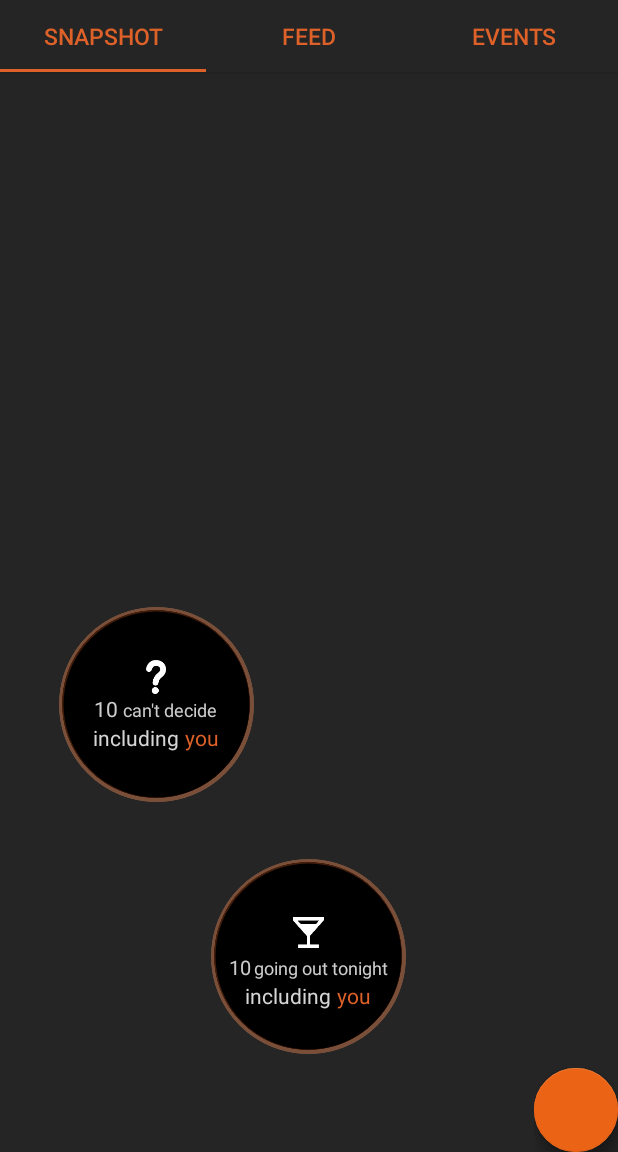
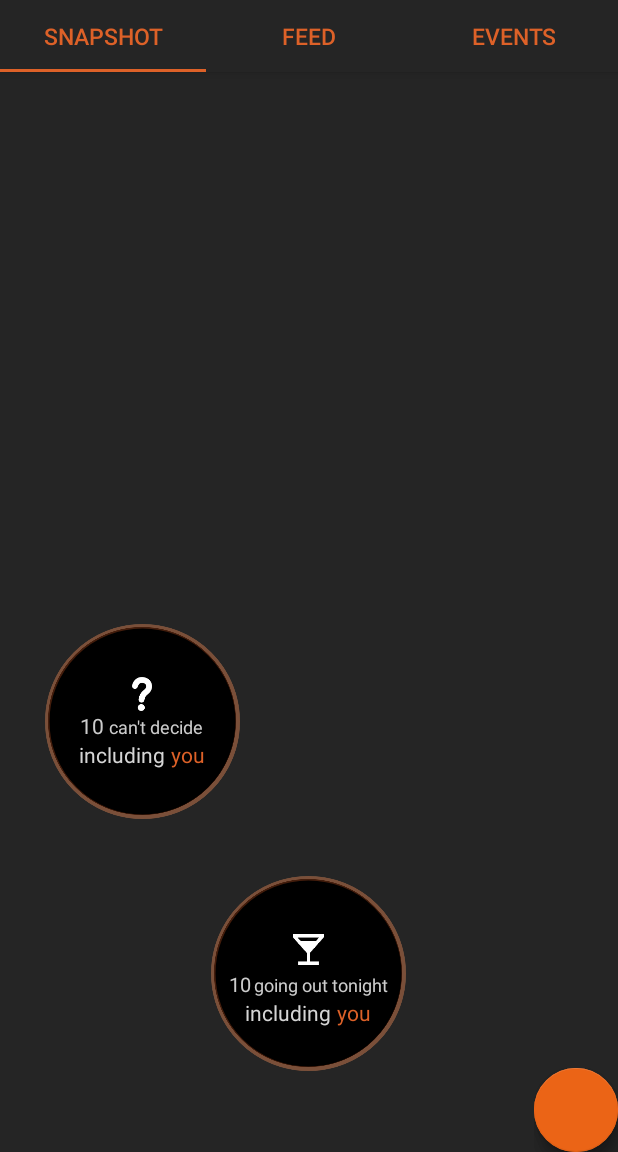
Before and after one commit to georgikoemdzhiev/Lust, an Android app: the SnapshotFragment screen opened directly, with no data from a screen before it, on a phone screen of 412 x 824 dp, the part 84-1236 px from its top. Run offline under Robolectric (Android 15) with nearby library versions, the phone set to English and light mode, and no system bars; libraries missing offline, so code that uses them is left out: com.getbase.floatingactionbutton; plain views replace FloatingActionButton, FloatingActionsMenu; 5 statements that could not run were skipped.

Commit message:
Snapshot UI small adjustments - Comment edits

```diff
--- a/app/src/main/res/layout/fragment_snapshot_layout.xml
+++ b/app/src/main/res/layout/fragment_snapshot_layout.xml
@@ -20,7 +20,7 @@
             android:layout_width="wrap_content"
             android:layout_height="wrap_content"
             android:id="@+id/goingOutContainer"
-            android:layout_marginBottom="121dp"
+            android:layout_marginBottom="110dp"
             android:layout_alignParentBottom="true"
             android:layout_centerHorizontal="true">
 
@@ -122,8 +122,8 @@
             android:layout_width="wrap_content"
             android:layout_height="wrap_content"
             android:id="@+id/cantDecideContainer"
-            android:layout_marginLeft="39dp"
-            android:layout_marginStart="39dp"
+            android:layout_marginLeft="30dp"
+            android:layout_marginStart="30dp"
             android:layout_above="@+id/goingOutContainer"
             android:layout_alignParentLeft="true"
             android:layout_alignParentStart="true"
```
Also changed, not shown: app/src/main/java/com/studentsins/lust/Utils/ListenerCollection.java (+10 -5 lines).
